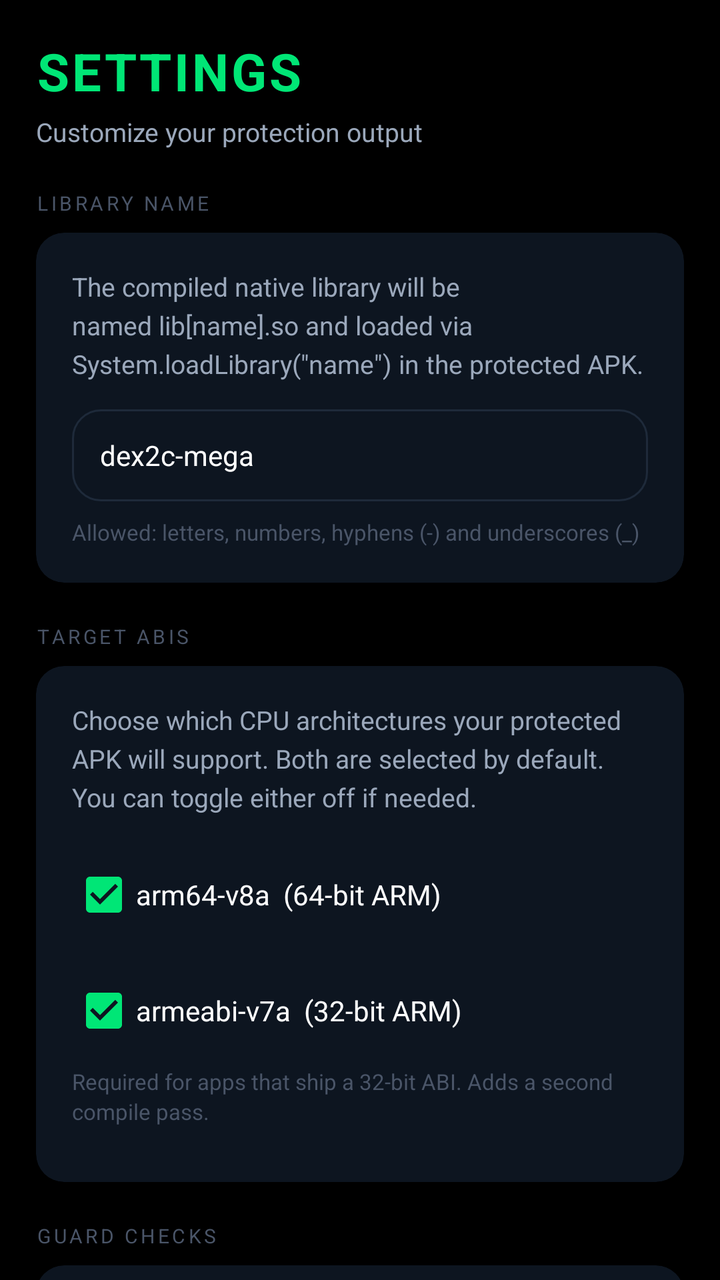
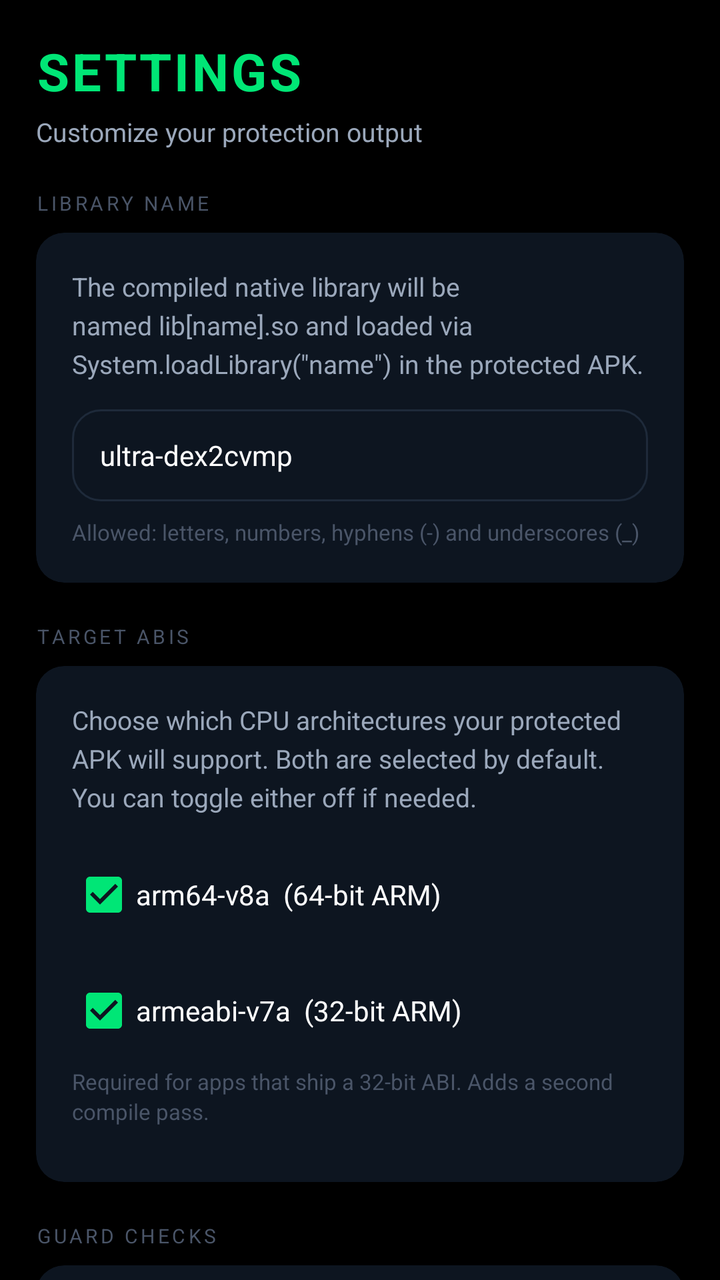

The first picture is an Android layout as it rendered before a commit; the second is the same layout after the commit. The layout source and the unified diff follow.
<!-- AndroidManifest.xml: application theme Theme.Dex2cMega -->
<!-- res/layout/fragment_settings.xml -->
<?xml version="1.0" encoding="utf-8"?>
<ScrollView xmlns:android="http://schemas.android.com/apk/res/android"
    xmlns:app="http://schemas.android.com/apk/res-auto"
    android:layout_width="match_parent"
    android:layout_height="match_parent"
    android:background="@color/bg_dark"
    android:overScrollMode="never">

    <LinearLayout
        android:layout_width="match_parent"
        android:layout_height="wrap_content"
        android:orientation="vertical"
        android:padding="18dp">

        
        <TextView
            android:layout_width="wrap_content"
            android:layout_height="wrap_content"
            android:text="SETTINGS"
            android:textColor="@color/accent_green"
            android:textSize="26sp"
            android:textStyle="bold"
            android:letterSpacing="0.05"
            android:layout_marginBottom="4dp" />

        <TextView
            android:layout_width="wrap_content"
            android:layout_height="wrap_content"
            android:text="Customize your protection output"
            android:textColor="@color/text_secondary"
            android:textSize="13sp"
            android:layout_marginBottom="20dp" />

        
        <TextView
            android:layout_width="wrap_content"
            android:layout_height="wrap_content"
            android:text="LIBRARY NAME"
            style="@style/SectionLabel" />

        <androidx.cardview.widget.CardView
            android:layout_width="match_parent"
            android:layout_height="wrap_content"
            android:layout_marginBottom="20dp"
            app:cardBackgroundColor="@color/bg_card"
            app:cardCornerRadius="14dp"
            app:cardElevation="0dp">

            <LinearLayout
                android:layout_width="match_parent"
                android:layout_height="wrap_content"
                android:orientation="vertical"
                android:padding="18dp">

                <TextView
                    android:layout_width="match_parent"
                    android:layout_height="wrap_content"
                    android:text="The compiled native library will be named lib[name].so and loaded via System.loadLibrary(&quot;name&quot;) in the protected APK."
                    android:textColor="@color/text_secondary"
                    android:textSize="13sp"
                    android:lineSpacingExtra="4dp"
                    android:layout_marginBottom="14dp" />

                <EditText
                    android:id="@+id/et_library_name"
                    android:layout_width="match_parent"
                    android:layout_height="46dp"
                    android:background="@drawable/bg_card_border"
                    android:paddingStart="14dp"
                    android:paddingEnd="14dp"
                    android:text="dex2c-mega"
                    android:textColor="@color/text_primary"
                    android:textColorHint="@color/text_muted"
                    android:textSize="14sp"
                    android:singleLine="true"
                    android:inputType="text" />

                <TextView
                    android:layout_width="wrap_content"
                    android:layout_height="wrap_content"
                    android:text="Allowed: letters, numbers, hyphens (-) and underscores (_)"
                    android:textColor="@color/text_muted"
                    android:textSize="11sp"
                    android:layout_marginTop="8dp" />

            </LinearLayout>
        </androidx.cardview.widget.CardView>

        
        <TextView
            android:layout_width="wrap_content"
            android:layout_height="wrap_content"
            android:text="TARGET ABIs"
            style="@style/SectionLabel" />

        <androidx.cardview.widget.CardView
            android:layout_width="match_parent"
            android:layout_height="wrap_content"
            android:layout_marginBottom="20dp"
            app:cardBackgroundColor="@color/bg_card"
            app:cardCornerRadius="14dp"
            app:cardElevation="0dp">

            <LinearLayout
                android:layout_width="match_parent"
                android:layout_height="wrap_content"
                android:orientation="vertical"
                android:padding="18dp">

                <TextView
                    android:layout_width="match_parent"
                    android:layout_height="wrap_content"
                    android:text="Choose which CPU architectures your protected APK will support. Both are selected by default. You can toggle either off if needed."
                    android:textColor="@color/text_secondary"
                    android:textSize="13sp"
                    android:lineSpacingExtra="4dp"
                    android:layout_marginBottom="16dp" />

                
                <CheckBox
                    android:id="@+id/cb_arm64_v8a"
                    android:layout_width="match_parent"
                    android:layout_height="wrap_content"
                    android:text="arm64-v8a  (64-bit ARM)"
                    android:textColor="@color/text_primary"
                    android:textSize="14sp"
                    android:buttonTint="@color/accent_green"
                    android:checked="true"
                    android:layout_marginBottom="10dp" />

                
                <CheckBox
                    android:id="@+id/cb_armeabi_v7a"
                    android:layout_width="match_parent"
                    android:layout_height="wrap_content"
                    android:text="armeabi-v7a  (32-bit ARM)"
                    android:textColor="@color/text_primary"
                    android:textSize="14sp"
                    android:buttonTint="@color/accent_green"
                    android:checked="true"
                    android:layout_marginBottom="4dp" />

                <TextView
                    android:layout_width="match_parent"
                    android:layout_height="wrap_content"
                    android:text="Required for apps that ship a 32-bit ABI. Adds a second compile pass."
                    android:textColor="@color/text_muted"
                    android:textSize="11sp"
                    android:lineSpacingExtra="2dp"
                    android:layout_marginBottom="10dp" />

                
                <CheckBox
                    android:id="@+id/cb_x86_64"
                    android:layout_width="match_parent"
                    android:layout_height="wrap_content"
                    android:visibility="gone"
                    android:checked="false" />

                <CheckBox
                    android:id="@+id/cb_x86"
                    android:layout_width="match_parent"
                    android:layout_height="wrap_content"
                    android:visibility="gone"
                    android:checked="false" />

            </LinearLayout>
        </androidx.cardview.widget.CardView>

        
        <TextView
            android:layout_width="wrap_content"
            android:layout_height="wrap_content"
            android:text="GUARD CHECKS"
            style="@style/SectionLabel" />

        <androidx.cardview.widget.CardView
            android:layout_width="match_parent"
            android:layout_height="wrap_content"
            android:layout_marginBottom="20dp"
            app:cardBackgroundColor="@color/bg_card"
            app:cardCornerRadius="14dp"
            app:cardElevation="0dp">

            <LinearLayout
                android:layout_width="match_parent"
                android:layout_height="wrap_content"
                android:orientation="vertical"
                android:padding="18dp">

                <TextView
                    android:layout_width="match_parent"
                    android:layout_height="wrap_content"
                    android:text="Enable or disable runtime integrity checks that are stamped into the protected APK."
                    android:textColor="@color/text_secondary"
                    android:textSize="13sp"
                    android:lineSpacingExtra="4dp"
                    android:layout_marginBottom="16dp" />

                
                <LinearLayout
                    android:layout_width="match_parent"
                    android:layout_height="wrap_content"
                    android:orientation="horizontal"
                    android:gravity="center_vertical"
                    android:layout_marginBottom="8dp">

                    <LinearLayout
                        android:layout_width="0dp"
                        android:layout_height="wrap_content"
                        android:layout_weight="1"
                        android:orientation="vertical">

                        <TextView
                            android:layout_width="wrap_content"
                            android:layout_height="wrap_content"
                            android:text="Manifest &amp; Dex Checks"
                            android:textColor="@color/text_primary"
                            android:textSize="14sp"
                            android:textStyle="bold" />

                        <TextView
                            android:layout_width="wrap_content"
                            android:layout_height="wrap_content"
                            android:text="Verifies AndroidManifest.xml hash and DEX count on every launch. Crashes the app if tampered."
                            android:textColor="@color/text_muted"
                            android:textSize="12sp"
                            android:lineSpacingExtra="2dp"
                            android:layout_marginTop="2dp" />

                    </LinearLayout>

                    <androidx.appcompat.widget.SwitchCompat
                        android:id="@+id/sw_manifest_dex_check"
                        android:layout_width="wrap_content"
                        android:layout_height="wrap_content"
                        android:layout_marginStart="12dp"
                        android:checked="true"
                        app:thumbTint="@color/accent_green"
                        app:trackTint="@color/checkbox_tint" />

                </LinearLayout>

                <TextView
                    android:layout_width="match_parent"
                    android:layout_height="wrap_content"
                    android:text="⚠ Disabling reduces protection. Leave ON unless you encounter false positives on specific devices."
                    android:textColor="@color/text_muted"
                    android:textSize="11sp"
                    android:lineSpacingExtra="2dp" />

            </LinearLayout>
        </androidx.cardview.widget.CardView>

        
        <TextView
            android:layout_width="wrap_content"
            android:layout_height="wrap_content"
            android:text="SIGNATURE VERIFICATION"
            style="@style/SectionLabel" />

        <androidx.cardview.widget.CardView
            android:layout_width="match_parent"
            android:layout_height="wrap_content"
            android:layout_marginBottom="20dp"
            app:cardBackgroundColor="@color/bg_card"
            app:cardCornerRadius="14dp"
            app:cardElevation="0dp">

            <LinearLayout
                android:layout_width="match_parent"
                android:layout_height="wrap_content"
                android:orientation="vertical"
                android:padding="18dp">

                <LinearLayout
                    android:layout_width="match_parent"
                    android:layout_height="wrap_content"
                    android:orientation="horizontal"
                    android:gravity="center_vertical"
                    android:layout_marginBottom="10dp">

                    <LinearLayout
                        android:layout_width="0dp"
                        android:layout_height="wrap_content"
                        android:layout_weight="1"
                        android:orientation="vertical">

                        <TextView
                            android:layout_width="match_parent"
                            android:layout_height="wrap_content"
                            android:text="Bake signature hash into protected APK"
                            android:textColor="@color/text_primary"
                            android:textSize="14sp"
                            android:textStyle="bold" />

                        <TextView
                            android:layout_width="match_parent"
                            android:layout_height="wrap_content"
                            android:text="Crash if APK signature is tampered"
                            android:textColor="@color/text_secondary"
                            android:textSize="12sp"
                            android:lineSpacingExtra="2dp"
                            android:layout_marginTop="2dp" />

                    </LinearLayout>

                    <androidx.appcompat.widget.SwitchCompat
                        android:id="@+id/sw_sig_check"
                        android:layout_width="wrap_content"
                        android:layout_height="wrap_content"
                        android:layout_marginStart="12dp"
                        android:checked="true"
                        app:thumbTint="@color/accent_green"
                        app:trackTint="@color/checkbox_tint" />

                </LinearLayout>

                <TextView
                    android:layout_width="match_parent"
                    android:layout_height="wrap_content"
                    android:text="⚠ Input APK must be signed BEFORE protection. Do NOT use Ultra Dex2C-VMP's built-in signer for this — sign externally first, then protect."
                    android:textColor="@color/text_muted"
                    android:textSize="11sp"
                    android:lineSpacingExtra="2dp" />

            </LinearLayout>
        </androidx.cardview.widget.CardView>

        
        <LinearLayout
            android:id="@+id/btn_save_settings"
            android:layout_width="match_parent"
            android:layout_height="48dp"
            android:layout_marginBottom="24dp"
            android:background="@drawable/bg_btn_green"
            android:gravity="center"
            android:clickable="true"
            android:focusable="true">

            <TextView
                android:layout_width="wrap_content"
                android:layout_height="wrap_content"
                android:text="SAVE SETTINGS"
                android:textColor="@color/black"
                android:textSize="14sp"
                android:textStyle="bold"
                android:letterSpacing="0.04" />

        </LinearLayout>

    </LinearLayout>
</ScrollView>
<!-- resources referenced by this layout -->
<resources>
  <color name="accent_green">#00E676</color>
  <color name="bg_card">#0D1520</color>
  <color name="bg_dark">#000000</color>
  <color name="black">#000000</color>
  <color name="text_muted">#4A5568</color>
  <color name="text_primary">#FFFFFF</color>
  <color name="text_secondary">#9BA8BB</color>
  <!-- drawable bg_btn_green (drawable) -->
  <?xml version="1.0" encoding="utf-8"?>
  <shape xmlns:android="http://schemas.android.com/apk/res/android">
      <gradient
          android:type="linear"
          android:startColor="#10B981"
          android:endColor="#059669"
          android:angle="135" />
      <corners android:radius="12dp" />
  </shape>
  <!-- drawable bg_card_border (drawable) -->
  <?xml version="1.0" encoding="utf-8"?>
  <shape xmlns:android="http://schemas.android.com/apk/res/android">
      <solid android:color="@color/bg_card" />
      <stroke android:width="1dp" android:color="@color/border" />
      <corners android:radius="14dp" />
  </shape>
  <style name="SectionLabel">
          <item name="android:textColor">@color/text_muted</item>
          <item name="android:textSize">10sp</item>
          <item name="android:letterSpacing">0.15</item>
          <item name="android:textAllCaps">true</item>
          <item name="android:layout_marginBottom">8dp</item>
      </style>
  <style name="Theme.Dex2cMega" parent="Theme.MaterialComponents.DayNight.NoActionBar">
          <item name="colorPrimary">@color/accent_green</item>
          <item name="colorPrimaryVariant">@color/accent_green_dim</item>
          <item name="colorOnPrimary">@color/black</item>
          <item name="colorSecondary">@color/accent_blue</item>
          <item name="colorOnSecondary">@color/black</item>
          <item name="android:colorBackground">@color/bg_dark</item>
          <item name="colorSurface">@color/bg_card</item>
          <item name="colorOnSurface">@color/text_primary</item>
          <item name="android:windowBackground">@color/bg_dark</item>
          <item name="android:statusBarColor">@color/bg_dark</item>
          <item name="android:navigationBarColor">@color/nav_bg</item>
          <item name="android:fontFamily">sans-serif</item>
          <item name="switchStyle">@style/SwitchStyle</item>
      </style>
  <color name="border">#1E2A3A</color>
  <color name="accent_green_dim">#00C853</color>
  <color name="accent_blue">#00E5FF</color>
  <color name="nav_bg">#000000</color>
  <style name="SwitchStyle" parent="Widget.MaterialComponents.CompoundButton.Switch">
          <item name="colorPrimary">@color/accent_green</item>
          <item name="colorControlActivated">@color/accent_green</item>
      </style>
</resources>

<!-- the commit's change to res/layout/fragment_settings.xml (unified diff, before → after) -->
@@ -68,7 +68,7 @@
                     android:background="@drawable/bg_card_border"
                     android:paddingStart="14dp"
                     android:paddingEnd="14dp"
-                    android:text="dex2c-mega"
+                    android:text="ultra-dex2cvmp"
                     android:textColor="@color/text_primary"
                     android:textColorHint="@color/text_muted"
                     android:textSize="14sp"
